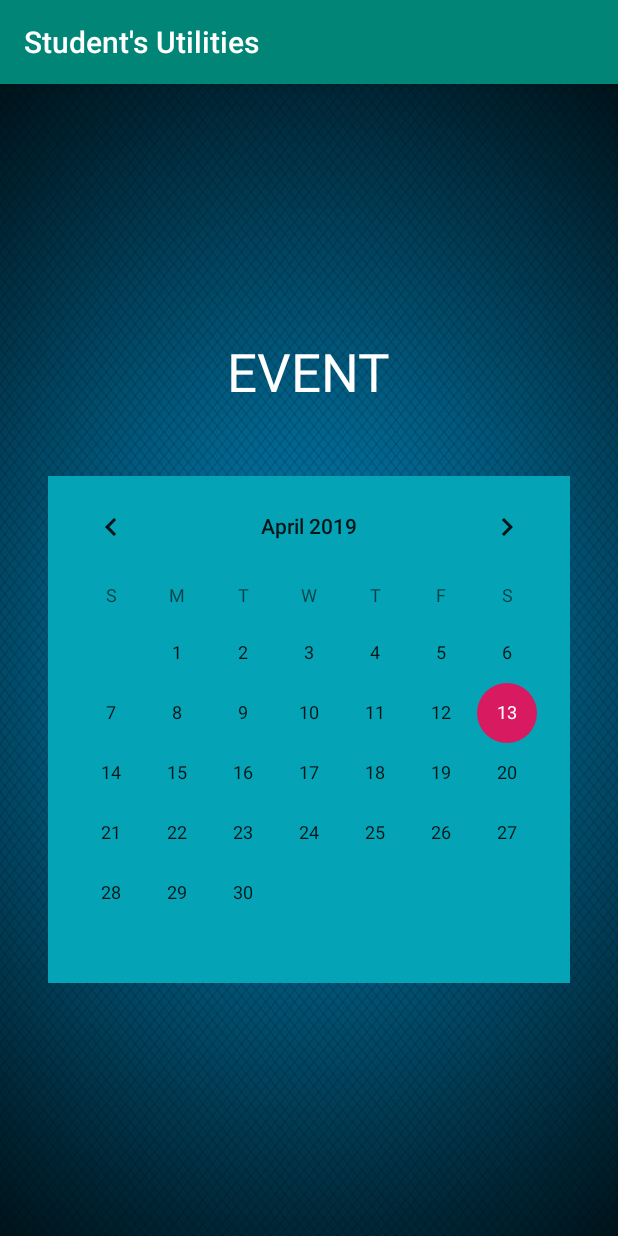
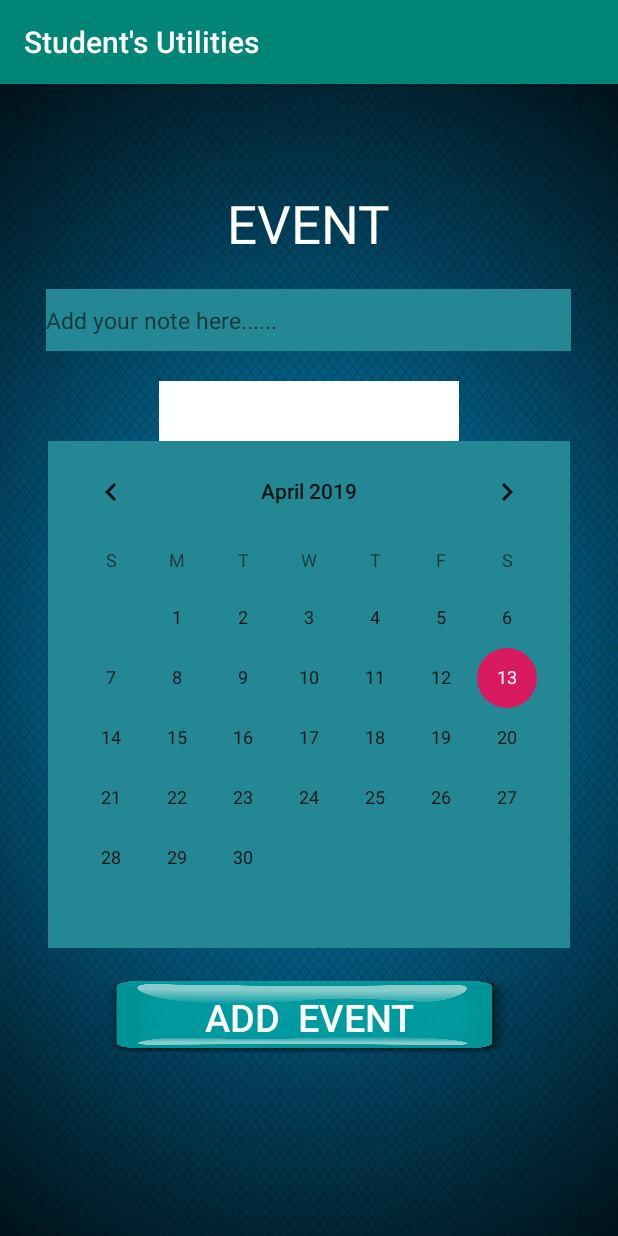
Before and after one commit to Shachi1/Students_Utilities_App, an Android app: the screen it shows after launch (Event before the commit, EventActivity after it), after a tap on "EVENTS", on a phone screen of 412 x 824 dp. Run offline under Robolectric (Android 15) with nearby library versions, the phone set to English and light mode, and no system bars.

Commit message:
1st merge (Draft)

```diff
--- a/app/build.gradle
+++ b/app/build.gradle
@@ -26,5 +26,7 @@ dependencies {
     androidTestImplementation 'com.android.support.test:runner:1.0.2'
     androidTestImplementation 'com.android.support.test.espresso:espresso-core:3.0.2'
 
-    implementation 'com.github.sundeepk:compact-calendar-view:3.0.0'
+//  implementation 'com.github.sundeepk:compact-calendar-view:3.0.0'
+//    compile 'com.github.sundeepk:compact-calendar-view:3.0.0'
+
 }
--- a/app/src/main/AndroidManifest.xml
+++ b/app/src/main/AndroidManifest.xml
@@ -10,7 +10,7 @@
         android:supportsRtl="true"
         android:theme="@style/AppTheme">
         <activity android:name=".Resources"></activity>
-        <activity android:name=".Event" />
+        <activity android:name=".EventActivity" />
         <activity android:name=".Routine" />
         <activity android:name=".CGPAcalculator" />
         <activity android:name=".Menu" />
--- a/app/src/main/java/com/example/mehjabeen/myapplication/Event.java
+++ /dev/null
@@ -1,59 +0,0 @@
-package com.example.mehjabeen.myapplication;
-
-import android.content.Context;
-import android.graphics.Color;
-import android.support.v7.app.ActionBar;
-import android.support.v7.app.AppCompatActivity;
-import android.os.Bundle;
-import android.widget.CalendarView;
-import android.widget.Toast;
-
-//import com.github.sundeepk.compactcalendarview.CompactCalendarView;
-//import com.github.sundeepk.compactcalendarview.domain.Event;
-
-import java.text.SimpleDateFormat;
-import java.util.Date;
-import java.util.Locale;
-
-public class Event extends AppCompatActivity {
-
-    CalendarView compactCalendar;
-    private SimpleDateFormat dateFormatMonth = new SimpleDateFormat("MMMM- yyyy", Locale.getDefault());
-
-    @Override
-    protected void onCreate(Bundle savedInstanceState) {
-        super.onCreate(savedInstanceState);
-        setContentView(R.layout.activity_event);
-//
-//        final ActionBar actionBar = getSupportActionBar();
-//        actionBar.setDisplayHomeAsUpEnabled(false);
-//        actionBar.setTitle(null);
-//
-//        compactCalendar = (CalendarView) findViewById(R.id.calendarID);
-//       // compactCalendar.setUseThreeLetterAbbreviation(true);
-//
-//
-//       // Event ev1 = new Event(Color.RED, 1477040400000L, "Teachers' Professional Day");
-//       // compactCalendar.addEvent(ev1);
-//
-//        compactCalendar.setListener(new CalendarView.CompactCalendarViewListener() {
-//            @Override
-//            public void onDayClick(Date dateClicked) {
-//                Context context = getApplicationContext();
-//
-//                if (dateClicked.toString().compareTo("Fri Oct 21 00:00:00 AST 2016") == 0) {
-//                    Toast.makeText(context, "Teachers' Professional Day", Toast.LENGTH_SHORT).show();
-//                }else {
-//                    Toast.makeText(context, "No Events Planned for that day", Toast.LENGTH_SHORT).show();
-//                }
-//
-//
-//            }
-//
-//            @Override
-//            public void onMonthScroll(Date firstDayOfNewMonth) {
-//                actionBar.setTitle(dateFormatMonth.format(firstDayOfNewMonth));
-//            }
-//        });
-    }
-}
--- /dev/null
+++ b/app/src/main/java/com/example/mehjabeen/myapplication/EventActivity.java
@@ -0,0 +1,90 @@
+package com.example.mehjabeen.myapplication;
+
+//import android.content.Context;
+//import android.graphics.Color;
+//import android.support.v7.app.ActionBar;
+import android.support.annotation.NonNull;
+import android.support.v7.app.AppCompatActivity;
+import android.os.Bundle;
+import android.util.Pair;
+import android.widget.CalendarView;
+import android.widget.EditText;
+import android.widget.TextView;
+import android.widget.Toast;
+
+//import com.github.sundeepk.compactcalendarview.CompactCalendarView;
+//import com.github.sundeepk.compactcalendarview.domain.Event;
+//
+//import java.text.SimpleDateFormat;
+//import java.util.Date;
+//import java.util.Locale;
+
+public class EventActivity extends AppCompatActivity {
+
+
+    CalendarView compactCalendar;
+    EditText etNote;
+    TextView tv;
+    boolean isEventPresent = false;
+    public static Pair<String,String> date;
+//    private SimpleDateFormat dateFormatMonth = new SimpleDateFormat("MMMM- yyyy", Locale.getDefault());
+
+    @Override
+    protected void onCreate(Bundle savedInstanceState) {
+        super.onCreate(savedInstanceState);
+        setContentView(R.layout.activity_events);
+
+
+
+//        final ActionBar actionBar = getSupportActionBar();
+//        actionBar.setDisplayHomeAsUpEnabled(false);
+//        actionBar.setTitle(null);
+//
+        etNote = (EditText) findViewById(R.id.noteID);
+        tv = (TextView) findViewById(R.id.ii);
+
+        compactCalendar = (CalendarView) findViewById(R.id.calendarID);
+        compactCalendar.setOnDateChangeListener(new CalendarView.OnDateChangeListener() {
+            @Override
+            public void onSelectedDayChange(@NonNull CalendarView compactCalendar, int year, int month, int dayOfMonth) {
+                month=month+1;
+                etNote.setText("");
+                String str = dayOfMonth +""+ month ;
+                String str2 = etNote.getText().toString();
+                date=new Pair <String, String> (str,str2);
+                Toast.makeText(EventActivity.this,"No Event",Toast.LENGTH_LONG).show();
+               // tv.setText(R.string.d144);
+
+               // etNote.setText(dayOfMonth);
+
+
+            }
+        });
+
+//        compactCalendar.setUseThreeLetterAbbreviation(true);
+//
+//
+//        Event ev1 = new Event(Color.RED, 1477040400000L, "Teachers' Professional Day");
+//        compactCalendar.addEvent(ev1);
+//
+//        compactCalendar.setListener(new CompactCalendarView.CompactCalendarViewListener() {
+//            @Override
+//            public void onDayClick(Date dateClicked) {
+//                Context context = getApplicationContext();
+//
+//                if (dateClicked.toString().compareTo("Fri Oct 21 00:00:00 AST 2016") == 0) {
+//                    Toast.makeText(context, "Teachers' Professional Day", Toast.LENGTH_SHORT).show();
+//                }else {
+//                    Toast.makeText(context, "No EventActivity Planned for that day", Toast.LENGTH_SHORT).show();
+//                }
+//
+//
+//            }
+//
+//            @Override
+//            public void onMonthScroll(Date firstDayOfNewMonth) {
+//                actionBar.setTitle(dateFormatMonth.format(firstDayOfNewMonth));
+//            }
+//        });
+    }
+}
--- a/app/src/main/java/com/example/mehjabeen/myapplication/Menu.java
+++ b/app/src/main/java/com/example/mehjabeen/myapplication/Menu.java
@@ -20,6 +20,10 @@ public class Menu extends AppCompatActivity {
             public void onClick(View v) {
                 Intent intent = new Intent(Menu.this,Resources.class);
                 startActivity(intent);
+
+//                File TEST = new File(Environment.getExternalStorageDirectory(), "TEST");
+//                TEST.mkdir(); // make directory may want to check return value
+//                String path = TEST.getAbsolutePath();
             }
         });
 
@@ -52,9 +56,44 @@ public class Menu extends AppCompatActivity {
         eventButton.setOnClickListener(new View.OnClickListener() {
             @Override
             public void onClick(View v) {
-                Intent intent = new Intent(Menu.this,Event.class);
+                Intent intent = new Intent(Menu.this, EventActivity.class);
                 startActivity(intent);
             }
         });
     }
+
+//    public static HashSet<String> mkdir() {
+//        final HashSet<String> out = new HashSet<String>();
+//        String reg = "(?i).*vold.*(vfat|ntfs|exfat|fat32|ext3|ext4).*rw.*";
+//        String s = "";
+//        try {
+//            final Process process = new ProcessBuilder().command("mount")
+//                    .redirectErrorStream(true).start();
+//            process.waitFor();
+//            final InputStream is = process.getInputStream();
+//            final byte[] buffer = new byte[1024];
+//            while (is.read(buffer) != -1) {
+//                s = s + new String(buffer);
+//            }
+//            is.close();
+//        } catch (final Exception e) {
+//            e.printStackTrace();
+//        }
+//
+//        // parse output
+//        final String[] lines = s.split("\n");
+//        for (String line : lines) {
+//            if (!line.toLowerCase(Locale.US).contains("asec")) {
+//                if (line.matches(reg)) {
+//                    String[] parts = line.split(" ");
+//                    for (String part : parts) {
+//                        if (part.startsWith("/"))
+//                            if (!part.toLowerCase(Locale.US).contains("vold"))
+//                                out.add(part);
+//                    }
+//                }
+//            }
+//        }
+//        return out;
+//    }
 }
--- a/app/src/main/res/layout/activity_event.xml
+++ /dev/null
@@ -1,27 +0,0 @@
-<?xml version="1.0" encoding="utf-8"?>
-<LinearLayout xmlns:android="http://schemas.android.com/apk/res/android"
-    xmlns:app="http://schemas.android.com/apk/res-auto"
-    xmlns:tools="http://schemas.android.com/tools"
-    android:layout_width="match_parent"
-    android:layout_height="match_parent"
-    android:background="@drawable/background"
-    android:gravity="center"
-    android:orientation="vertical"
-    tools:context=".Event">
-
-    <TextView
-        android:layout_width="wrap_content"
-        android:layout_height="93dp"
-        android:layout_gravity="center"
-        android:text="EVENT"
-        android:textColor="@color/white"
-        android:textSize="35dp" />
-
-    <CalendarView
-        android:id="@+id/calendarID"
-        android:layout_width="wrap_content"
-        android:layout_height="wrap_content"
-        android:background="@color/aqua">
-    </CalendarView>
-
-</LinearLayout>
--- /dev/null
+++ b/app/src/main/res/layout/activity_events.xml
@@ -0,0 +1,54 @@
+<?xml version="1.0" encoding="utf-8"?>
+<LinearLayout xmlns:android="http://schemas.android.com/apk/res/android"
+    xmlns:app="http://schemas.android.com/apk/res-auto"
+    xmlns:tools="http://schemas.android.com/tools"
+    android:layout_width="match_parent"
+    android:layout_height="match_parent"
+    android:background="@drawable/background"
+    android:gravity="center"
+    android:orientation="vertical"
+    tools:context=".EventActivity">
+
+    <TextView
+        android:layout_width="wrap_content"
+        android:layout_height="wrap_content"
+        android:layout_gravity="center"
+        android:text="EVENT"
+        android:textColor="@color/white"
+        android:textSize="35dp" />
+
+    <EditText
+        android:id="@+id/noteID"
+        android:layout_width="350dp"
+        android:layout_height="41dp"
+        android:layout_marginVertical="20dp"
+        android:background="@color/aqua"
+        android:textColor="@color/white"
+        android:textSize="15dp"
+        android:hint="@string/noteHint"/>
+    <TextView
+        android:id="@+id/ii"
+        android:layout_width="200dp"
+        android:layout_height="40dp"
+        android:background="@color/white"/>
+
+
+    <CalendarView
+        android:id="@+id/calendarID"
+        android:layout_width="wrap_content"
+        android:layout_height="wrap_content"
+        android:background="@color/aqua">
+    </CalendarView>
+
+    <Button
+        android:id="@+id/addID"
+        android:layout_width="277dp"
+        android:layout_height="52dp"
+        android:layout_marginTop="20dp"
+        android:layout_marginBottom="50dp"
+        android:background="@drawable/buttonbackground"
+        android:text="add  event"
+        android:textColor="@color/white"
+        android:textSize="25dp" />
+
+</LinearLayout>
--- a/app/src/main/res/layout/activity_menu.xml
+++ b/app/src/main/res/layout/activity_menu.xml
@@ -74,5 +74,4 @@
         android:textColor="@color/white"
         android:textSize="25dp" />
 
-
 </LinearLayout>
--- a/app/src/main/res/values/colors.xml
+++ b/app/src/main/res/values/colors.xml
@@ -4,6 +4,6 @@
     <color name="colorPrimaryDark">#00574B</color>
     <color name="colorAccent">#D81B60</color>
     <color name="white">#FFFFFF</color>
-    <color name="aqua">#04A4B6</color>
+    <color name="aqua">#248894</color>
     <color name="red">#FD0000</color>
 </resources>
--- a/app/src/main/res/values/strings.xml
+++ b/app/src/main/res/values/strings.xml
@@ -1,4 +1,7 @@
 <resources>
     <string name="app_name">Student\'s Utilities</string>
     <string name="button">Button</string>
+    <string name="noteHint">      Add your note here......</string>
+
+    <string name="d144">Pohela Boisakh</string>
 </resources>
--- a/app/src/main/res/values/styles.xml
+++ b/app/src/main/res/values/styles.xml
@@ -8,4 +8,6 @@
         <item name="colorAccent">@color/colorAccent</item>
     </style>
 
+
+
 </resources>
```
Also changed, not shown: app/src/main/java/com/example/mehjabeen/myapplication/Resources.java (+52 -1 lines), app/src/main/res/layout/activity_resources.xml (+12 -1 lines).
